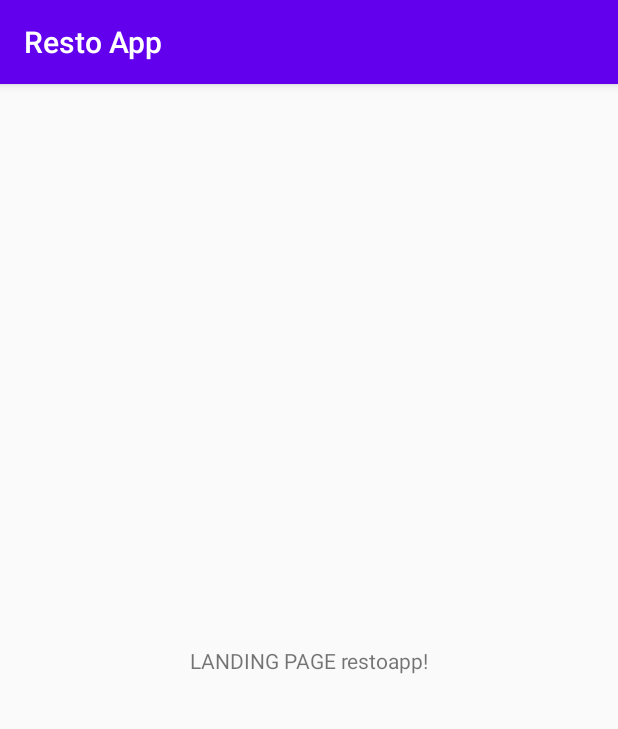
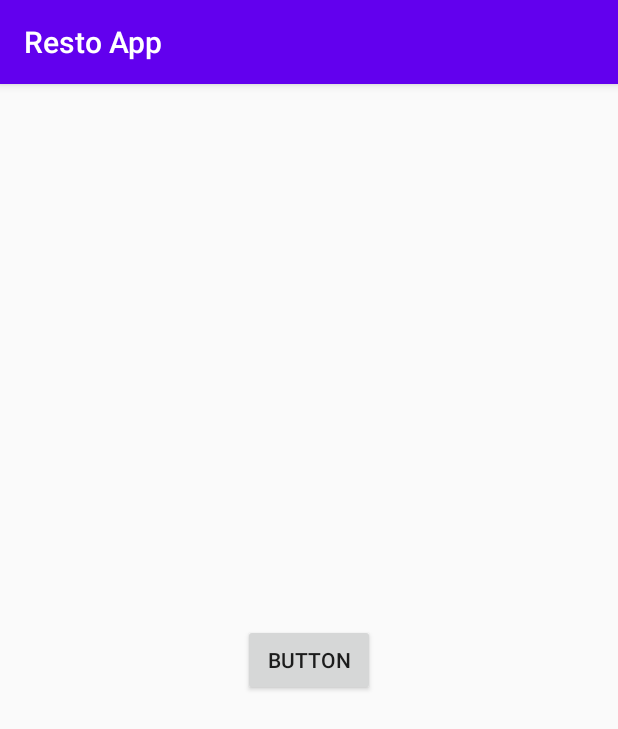
Before and after one commit to Team-Faiq/resto-app, an Android app: the screen it shows after launch (MainActivity), on a phone screen of 412 x 824 dp. Shown: the top 729 px of the screen. Run offline under Robolectric (Android 15) with nearby library versions, the phone set to English and light mode, and no system bars.

Commit message:
Add intent button in MainActivity.java

```diff
--- a/app/src/main/java/com/teamfaiq/restoapp/MainActivity.java
+++ b/app/src/main/java/com/teamfaiq/restoapp/MainActivity.java
@@ -2,7 +2,9 @@ package com.teamfaiq.restoapp;
 
 import androidx.appcompat.app.AppCompatActivity;
 
+import android.content.Intent;
 import android.os.Bundle;
+import android.view.View;
 
 public class MainActivity extends AppCompatActivity {
 
@@ -11,4 +13,9 @@ public class MainActivity extends AppCompatActivity {
         super.onCreate(savedInstanceState);
         setContentView(R.layout.activity_main);
     }
+
+    public void toPesanan(View view) {
+        Intent intent = new Intent(this, RayhanActivity.class);
+        startActivity(intent);
+    }
 }
--- a/app/src/main/res/drawable/custom.xml
+++ b/app/src/main/res/drawable/custom.xml
@@ -1,6 +1,6 @@
 <shape xmlns:android="http://schemas.android.com/apk/res/android">
     <solid
-        android:color="@color/colorPrimaryDark"
+        android:color="@color/colorTheme"
         />
     <corners
         android:bottomLeftRadius="50dp"
--- a/app/src/main/res/layout/activity_main.xml
+++ b/app/src/main/res/layout/activity_main.xml
@@ -6,14 +6,15 @@
     android:layout_height="match_parent"
     tools:context=".MainActivity">
 
-    <TextView
-        android:id="@+id/textView"
+    <Button
+        android:id="@+id/button"
         android:layout_width="wrap_content"
         android:layout_height="wrap_content"
-        android:text="@string/nama_resto"
+        android:text="Button"
         app:layout_constraintBottom_toBottomOf="parent"
-        app:layout_constraintLeft_toLeftOf="parent"
-        app:layout_constraintRight_toRightOf="parent"
-        app:layout_constraintTop_toTopOf="parent" />
+        app:layout_constraintEnd_toEndOf="parent"
+        app:layout_constraintStart_toStartOf="parent"
+        app:layout_constraintTop_toTopOf="parent"
+        android:onClick="toPesanan"/>
 
 </androidx.constraintlayout.widget.ConstraintLayout>
--- a/app/src/main/res/values/colors.xml
+++ b/app/src/main/res/values/colors.xml
@@ -1,9 +1,9 @@
 <?xml version="1.0" encoding="utf-8"?>
 <resources>
     <color name="colorPrimary">#6200EE</color>
-    <color name="colorPrimary">#3700B3</color>
+    <color name="colorPrimaryDark">#3700B3</color>
     <color name="colorAccent">#03DAC5</color>
-    <color name="colorPrimaryDark">#FFC480</color>
+    <color name="colorTheme">#FFC480</color>
     <color name="colorWhite">#FFFFFF</color>
     <color name="colorTextTheme">#707070</color>
 </resources>
```
